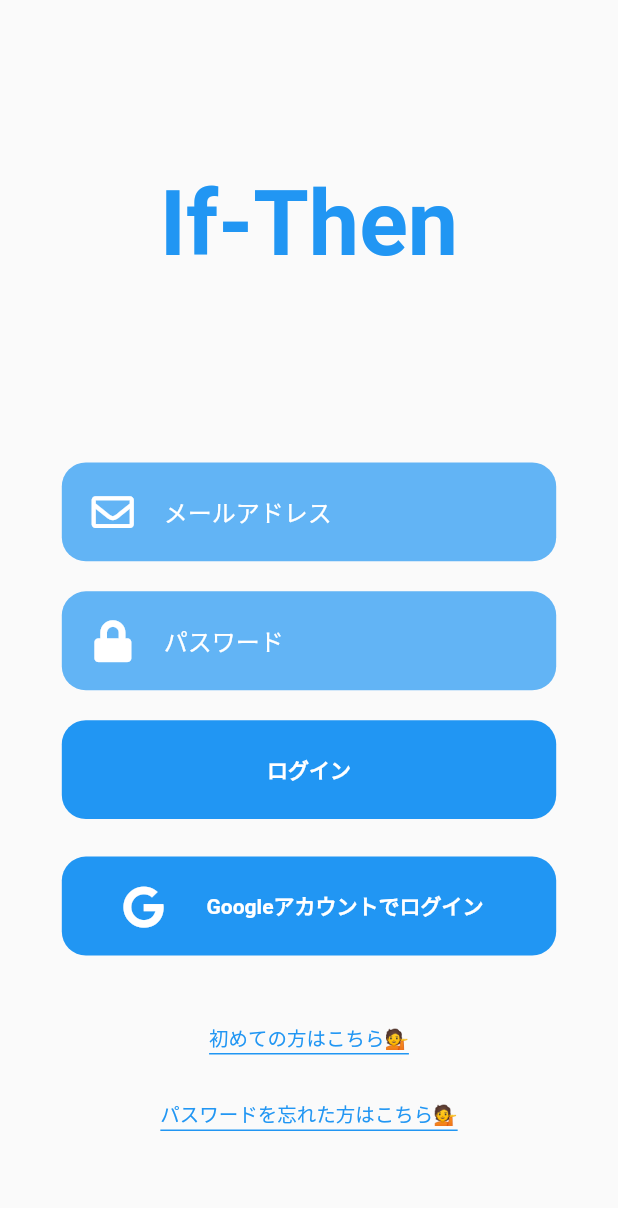
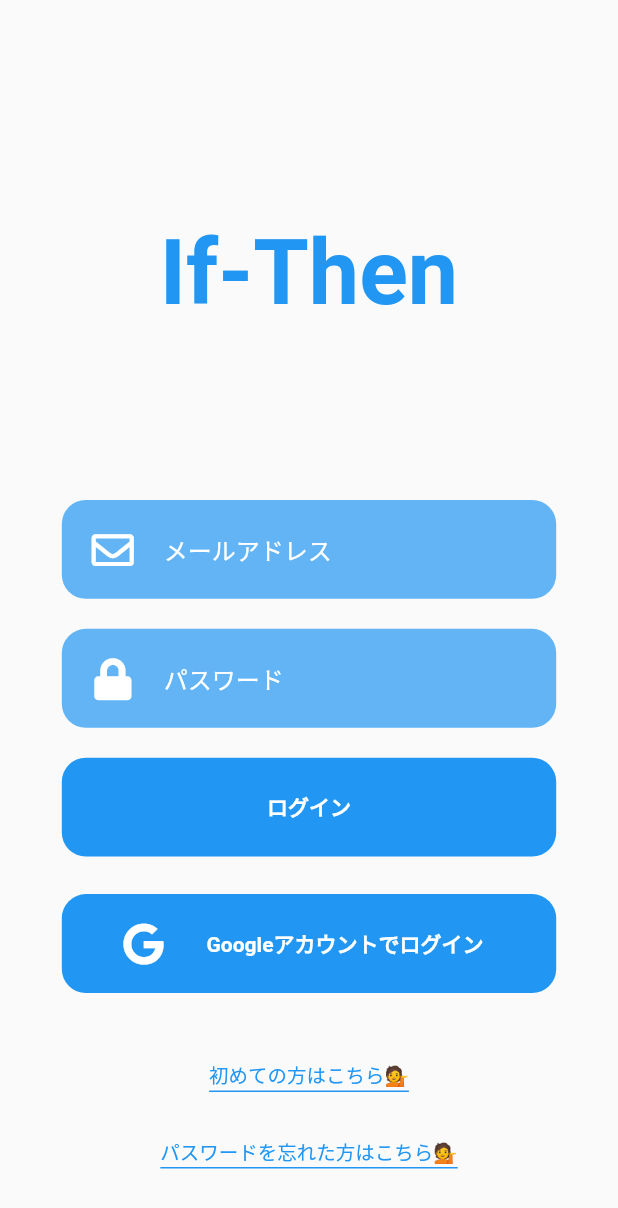
Before and after one commit to shimizu-saffle/if_then_app, a Flutter app: the screen it shows after launch, on a phone screen of 412 x 824 dp. Shown: the top 1208 px of the screen. Run offline on Flutter 3.47's test engine with Material 2 defaults, Android fonts, the phone set to English and light mode, and no system bars; our stand-ins replace cloud_firestore, firebase_auth, firebase_core, firebase_messaging, flutter_riverpod, font_awesome_flutter and 1 more; accounts and stored records are empty.

Commit message:
ログアウト機能の実装

```diff
--- a/lib/controllers/login_controller.dart
+++ b/lib/controllers/login_controller.dart
@@ -33,6 +33,12 @@ class LogInController extends ChangeNotifier {
     );
     final uid = result.user!.uid;
   }
+
+  //Googleアカウントのログアウトができた。メールログインの状態でこのメソッド呼んだらエラー出ちゃうかも
+  Future logout() async {
+    await FirebaseAuth.instance.signOut();
+    await GoogleSignIn().signOut();
+  }
 }
 
 class GoogleSignInController with ChangeNotifier {
--- a/lib/views/account_page/login_page.dart
+++ b/lib/views/account_page/login_page.dart
@@ -12,6 +12,7 @@ class LoginPage extends StatelessWidget {
     return Scaffold(
       body: Column(
         children: [
+          SizedBox(height: 40),
           Flexible(
             child: Center(
               child: Text(
@@ -79,7 +80,7 @@ class LoginPage extends StatelessWidget {
             ),
           ),
           SizedBox(
-            height: 70,
+            height: 45,
           ),
         ],
       ),
```
Also changed, not shown: lib/views/timelinepage.dart (+7 -0 lines).
